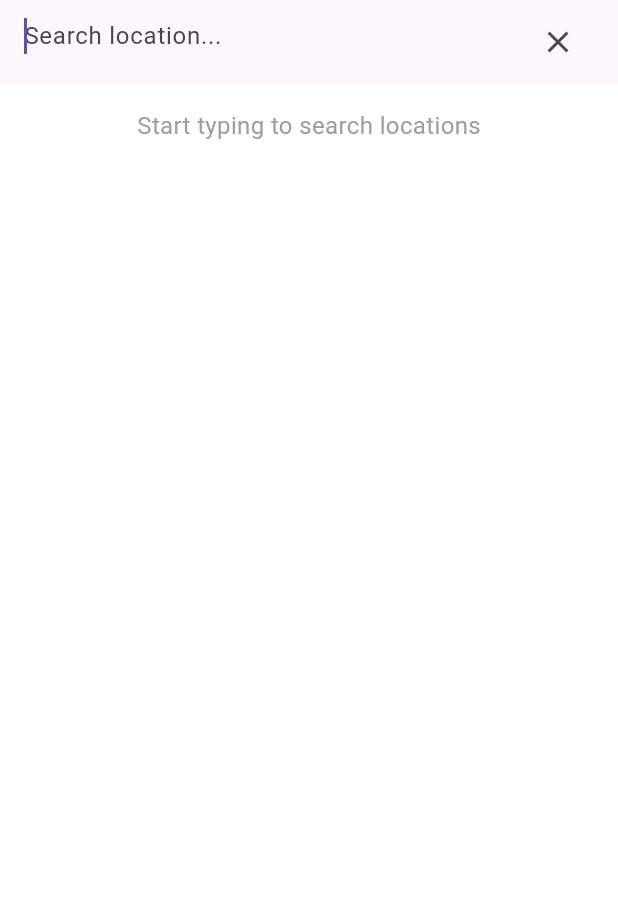
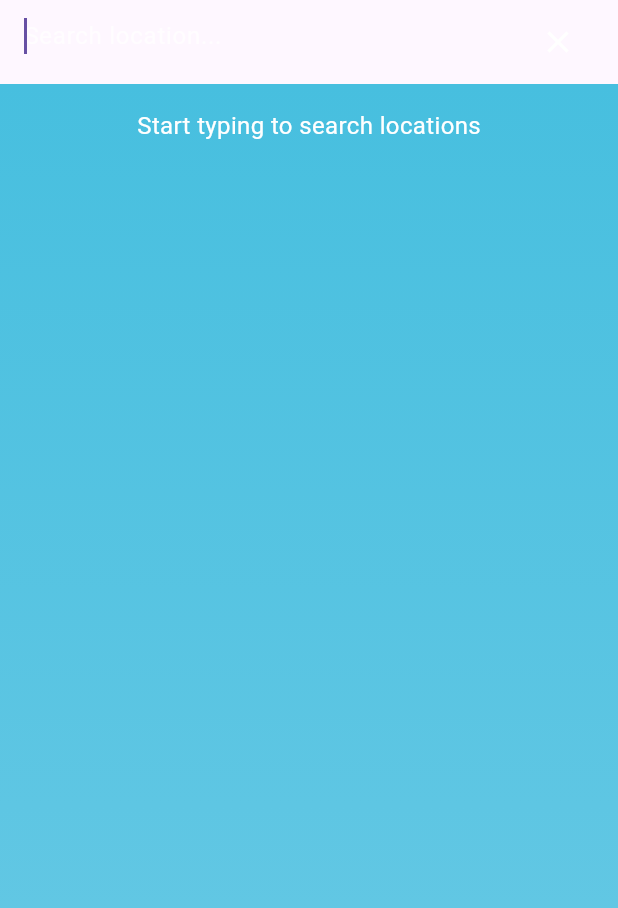
Before and after one commit to chamudithaperera/Flutter-Dart-project-08-weather-app, a Flutter app: the HomePage screen opened directly, after a tap on the "search" icon, on a phone screen of 412 x 824 dp. Shown: the top 908 px of the screen. Run offline on Flutter 3.47's test engine with Material 3 defaults, Android fonts, the phone set to English and light mode, and no system bars; our stand-ins replace geolocator, permission_handler, weather.

Commit message:
Enhance HomePage UI with dynamic weather color scheme; implement weather-based background gradients, improve search input styling, and update text colors for better visibility. Add shadow effects for UI elements to enhance depth and aesthetics.

```diff
--- a/weather_app/lib/home_page.dart
+++ b/weather_app/lib/home_page.dart
@@ -264,19 +264,48 @@ class _HomePageState extends State<HomePage> {
     }
   }
 
+  Color _getWeatherColor(String? weatherMain) {
+    switch (weatherMain?.toLowerCase()) {
+      case 'clear':
+        return const Color(0xFF47BFDF);
+      case 'clouds':
+        return const Color(0xFF54717A);
+      case 'rain':
+        return const Color(0xFF57575D);
+      case 'snow':
+        return const Color(0xFF7BE495);
+      case 'thunderstorm':
+        return const Color(0xFF4A536B);
+      case 'drizzle':
+        return const Color(0xFF57575D);
+      case 'mist':
+      case 'smoke':
+      case 'haze':
+      case 'dust':
+      case 'fog':
+        return const Color(0xFF54717A);
+      default:
+        return const Color(0xFF47BFDF);
+    }
+  }
+
   @override
   Widget build(BuildContext context) {
     return Scaffold(
       appBar: AppBar(
+        elevation: 0,
+        backgroundColor: Colors.transparent,
         title:
             _isSearching
                 ? TextField(
                   controller: _searchController,
+                  style: const TextStyle(color: Colors.white),
                   decoration: InputDecoration(
                     hintText: 'Search location...',
+                    hintStyle: TextStyle(color: Colors.white.withOpacity(0.7)),
                     border: InputBorder.none,
                     suffixIcon: IconButton(
-                      icon: const Icon(Icons.clear),
+                      icon: const Icon(Icons.clear, color: Colors.white),
                       onPressed: () {
                         setState(() {
                           _searchController.clear();
@@ -293,13 +322,19 @@ class _HomePageState extends State<HomePage> {
                   },
                   autofocus: true,
                 )
-                : const Text('Weather App'),
+                : const Text(
+                  'Weather App',
+                  style: TextStyle(
+                    color: Colors.white,
+                    fontWeight: FontWeight.bold,
+                  ),
+                ),
         actions: [
           if (!_isSearching)
             Padding(
               padding: const EdgeInsets.only(right: 16.0),
               child: IconButton(
-                icon: const Icon(Icons.search, size: 30, color: Colors.black),
+                icon: const Icon(Icons.search, size: 30, color: Colors.white),
                 onPressed: () {
                   setState(() {
                     _isSearching = true;
@@ -313,7 +348,16 @@ class _HomePageState extends State<HomePage> {
       body:
           _isSearching
               ? Container(
-                color: Colors.white,
+                decoration: BoxDecoration(
+                  gradient: LinearGradient(
+                    begin: Alignment.topCenter,
+                    end: Alignment.bottomCenter,
+                    colors: [
+                      _getWeatherColor(_weather?.weatherMain),
+                      _getWeatherColor(_weather?.weatherMain).withOpacity(0.8),
+                    ],
+                  ),
+                ),
                 child: Column(
                   children: [
                     if (_isSearchingSuggestions &&
@@ -328,9 +372,20 @@ class _HomePageState extends State<HomePage> {
                                     ? ', ${location['state']}'
                                     : '';
                             return ListTile(
-                              leading: const Icon(Icons.location_on),
-                              title: Text('${location['name']}$state'),
-                              subtitle: Text(location['country']),
+                              leading: const Icon(
+                                Icons.location_on,
+                                color: Colors.white,
+                              ),
+                              title: Text(
+                                '${location['name']}$state',
+                                style: const TextStyle(color: Colors.white),
+                              ),
+                              subtitle: Text(
+                                location['country'],
+                                style: TextStyle(
+                                  color: Colors.white.withOpacity(0.7),
+                                ),
+                              ),
                               onTap: () => _searchLocation(location),
                             );
                           },
@@ -342,7 +397,7 @@ class _HomePageState extends State<HomePage> {
                           padding: EdgeInsets.all(16.0),
                           child: Text(
                             'No locations found',
-                            style: TextStyle(fontSize: 16, color: Colors.grey),
+                            style: TextStyle(fontSize: 16, color: Colors.white),
                           ),
                         ),
                       )
@@ -352,7 +407,7 @@ class _HomePageState extends State<HomePage> {
                           padding: EdgeInsets.all(16.0),
                           child: Text(
                             'Start typing to search locations',
-                            style: TextStyle(fontSize: 16, color: Colors.grey),
+                            style: TextStyle(fontSize: 16, color: Colors.white),
                           ),
                         ),
                       ),
@@ -360,7 +415,9 @@ class _HomePageState extends State<HomePage> {
                 ),
               )
               : _isLoading
-              ? const Center(child: CircularProgressIndicator())
+              ? const Center(
+                child: CircularProgressIndicator(color: Colors.white),
+              )
               : RefreshIndicator(
                 onRefresh: _getCurrentLocation,
                 child: SingleChildScrollView(
@@ -373,7 +430,12 @@ class _HomePageState extends State<HomePage> {
                       gradient: LinearGradient(
                         begin: Alignment.topCenter,
                         end: Alignment.bottomCenter,
-                        colors: [Colors.blue.shade300, Colors.blue.shade500],
+                        colors: [
+                          _getWeatherColor(_weather?.weatherMain),
+                          _getWeatherColor(
+                            _weather?.weatherMain,
+                          ).withOpacity(0.8),
+                        ],
                       ),
                     ),
                     child: Column(
@@ -410,10 +472,17 @@ class _HomePageState extends State<HomePage> {
 
                         // Weather Icon
                         if (_weather != null)
-                          Icon(
-                            _getWeatherIcon(_weather!.weatherMain),
-                            size: 100,
-                            color: Colors.white,
+                          Container(
+                            padding: const EdgeInsets.all(20),
+                            decoration: BoxDecoration(
+                              color: Colors.white.withOpacity(0.2),
+                              shape: BoxShape.circle,
+                            ),
+                            child: Icon(
+                              _getWeatherIcon(_weather!.weatherMain),
+                              size: 100,
+                              color: Colors.white,
+                            ),
                           ),
                         const SizedBox(height: 20),
 
@@ -448,6 +517,13 @@ class _HomePageState extends State<HomePage> {
                             decoration: BoxDecoration(
                               color: Colors.white.withOpacity(0.2),
                               borderRadius: BorderRadius.circular(20),
+                              boxShadow: [
+                                BoxShadow(
+                                  color: Colors.black.withOpacity(0.1),
+                                  blurRadius: 10,
+                                  offset: const Offset(0, 5),
+                                ),
+                              ],
                             ),
                             child: Row(
                               mainAxisAlignment: MainAxisAlignment.spaceAround,
@@ -515,7 +591,7 @@ class _HomePageState extends State<HomePage> {
         ),
         Text(
           label,
-          style: const TextStyle(color: Colors.white70, fontSize: 14),
+          style: TextStyle(color: Colors.white.withOpacity(0.7), fontSize: 14),
         ),
       ],
     );
@@ -563,6 +639,13 @@ class _HomePageState extends State<HomePage> {
             decoration: BoxDecoration(
               color: Colors.white.withOpacity(0.2),
               borderRadius: BorderRadius.circular(15),
+              boxShadow: [
+                BoxShadow(
+                  color: Colors.black.withOpacity(0.1),
+                  blurRadius: 5,
+                  offset: const Offset(0, 2),
+                ),
+              ],
             ),
             child: Column(
               mainAxisAlignment: MainAxisAlignment.center,
```
